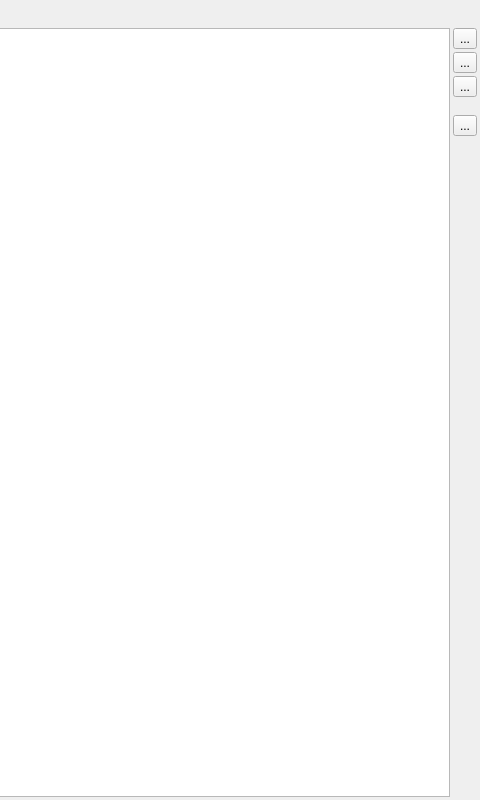
Above: src/GSvar/DBTableAdministration.ui from imgag/ngs-bits before the change; both pictures show x 620 to 1100 and y 0 to 800 of the 1100 by 800 pixel window. Below: the same form after it.
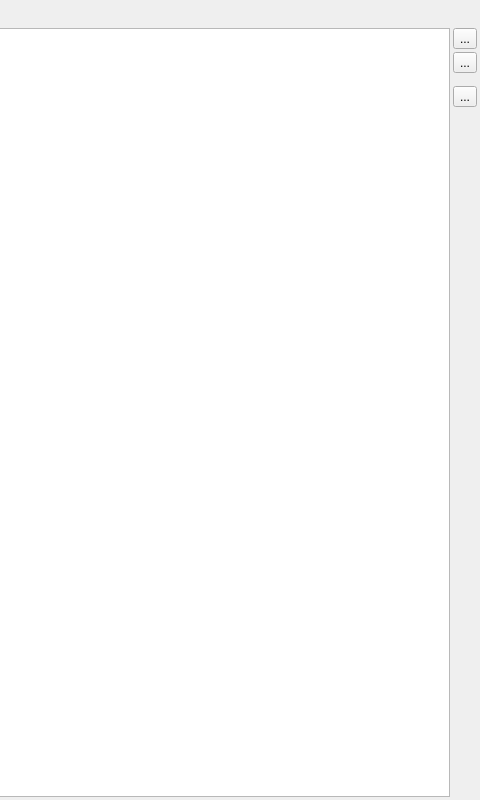
That is the form after the change. Icons and pictures are not drawn. Custom widgets are drawn as their Qt base class.

What changed in the file:
```diff
--- a/src/GSvar/DBTableAdministration.ui
+++ b/src/GSvar/DBTableAdministration.ui
@@ -115,17 +115,6 @@
        </property>
       </widget>
      </item>
-     <item>
-      <widget class="QToolButton" name="change_permissions_btn">
-       <property name="text">
-        <string>...</string>
-       </property>
-       <property name="icon">
-        <iconset resource="GSvar.qrc">
-         <normaloff>:/Icons/Lock.png</normaloff>:/Icons/Lock.png</iconset>
-       </property>
-      </widget>
-     </item>
      <item>
       <spacer name="verticalSpacer_2">
        <property name="orientation">
@@ -136,8 +125,8 @@
        </property>
        <property name="sizeHint" stdset="0">
         <size>
-         <width>15</width>
-         <height>15</height>
+         <width>10</width>
+         <height>10</height>
         </size>
        </property>
       </spacer>
```
